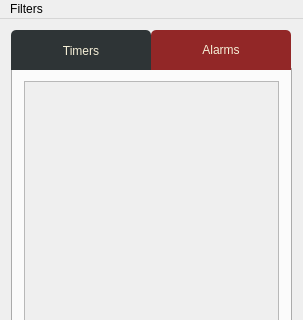
Qt form Lab2/mainwindow.ui (JustTaya/uniProjects_secondYear) before a commit; both pictures show x 0 to 303 and y 0 to 320 of the 303 by 541 pixel window.
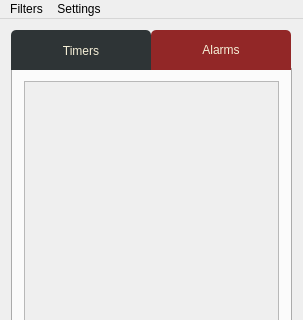
The same form after that commit. The open tabs and pages were chosen to show the change. Icons and pictures are not drawn.

Commit message: Added settings dialog

Diff of the .ui file:
```diff
--- a/Lab2/mainwindow.ui
+++ b/Lab2/mainwindow.ui
@@ -193,7 +193,14 @@
     <addaction name="separator"/>
     <addaction name="menuShow_by_day"/>
    </widget>
+   <widget class="QMenu" name="menuSettings">
+    <property name="title">
+     <string>Settings</string>
+    </property>
+    <addaction name="actionChange"/>
+   </widget>
    <addaction name="menuFilters"/>
+   <addaction name="menuSettings"/>
   </widget>
   <action name="actionNo_filter">
    <property name="text">
```
Left out of the diff: 9 changed lines with no effect on the pictures. The commit also changes 9 other files.
